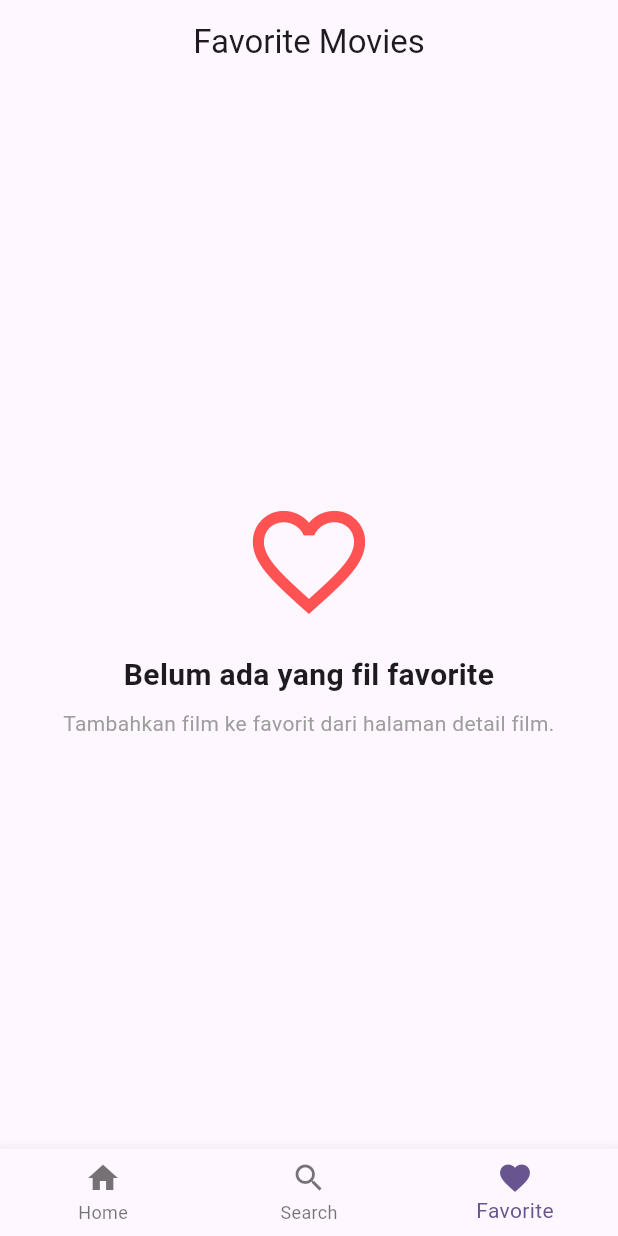
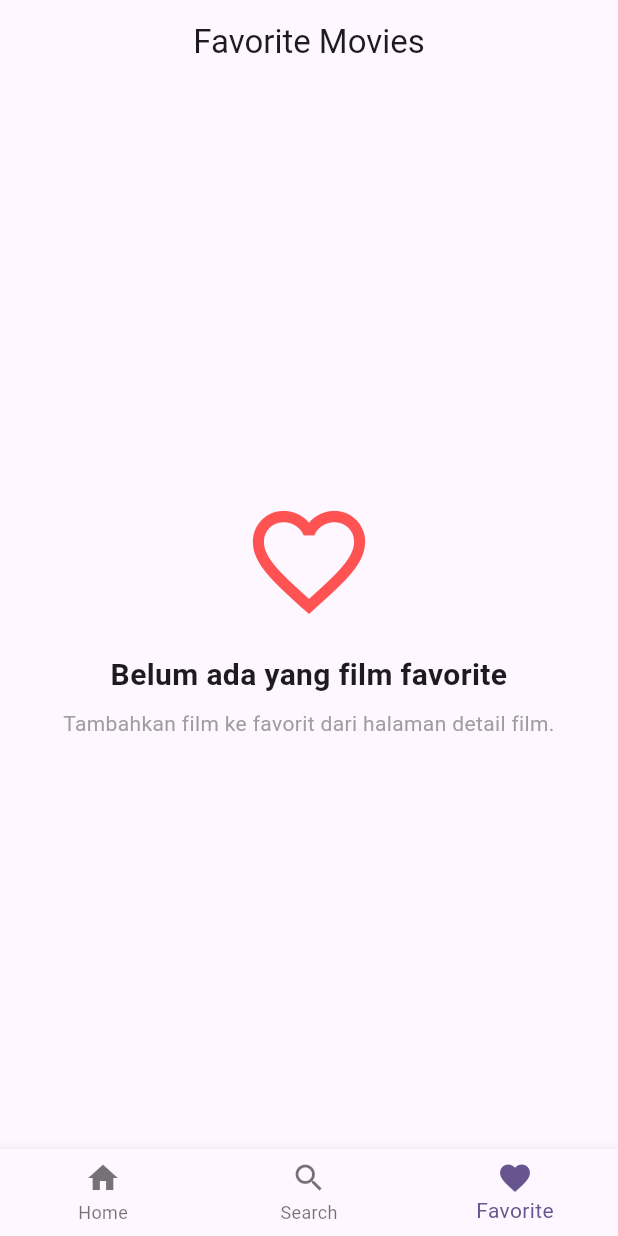
Before and after one commit to Mobile-Programming-MDP/materi-flutter-putrifathonah, a Flutter app: the screen it shows after launch, item 3 of the bottom bar chosen, on a phone screen of 412 x 824 dp. Run offline on Flutter 3.47's test engine with Material 3 defaults, Android fonts, the light colour scheme and no system bars; our stand-ins replace shared_preferences; network calls fail.

Commit message:
Update favorite_screen.dart

```diff
--- a/pilem/lib/screens/favorite_screen.dart
+++ b/pilem/lib/screens/favorite_screen.dart
@@ -51,7 +51,7 @@ class _FavoriteScreenState extends State<FavoriteScreen> {
                     ),
                     SizedBox(height: 16),
                     Text(
-                      'Belum ada yang fil favorite',
+                      'Belum ada yang film favorite',
                       textAlign: TextAlign.center,
                       style: TextStyle(
                         fontSize: 20,
```
